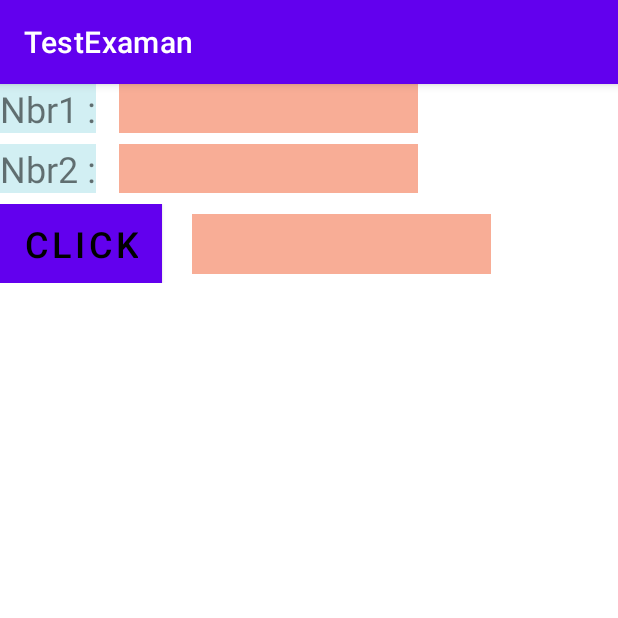
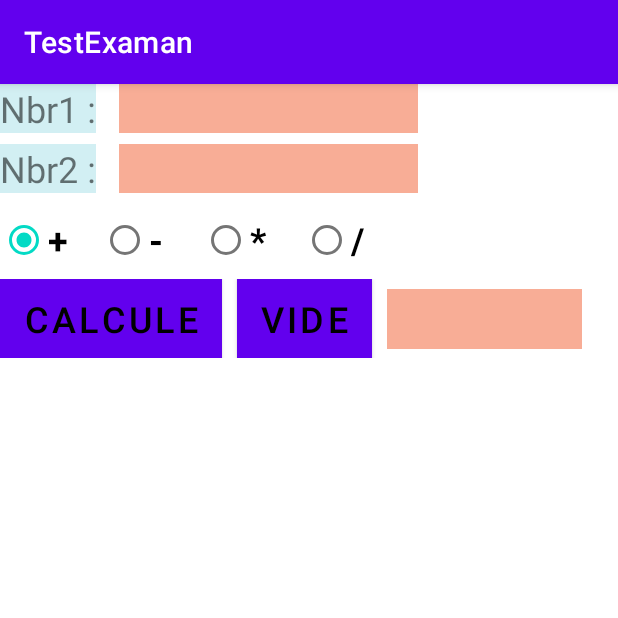
Before and after one commit to Montasser98/TestExaman, an Android app: the screen it shows after launch (MainActivity), on a phone screen of 412 x 824 dp, the top half of it. Run offline under Robolectric (Android 15) with nearby library versions, the phone set to English and light mode, and no system bars.

Commit message:
Les Calcules

```diff
--- a/app/src/main/res/layout/activity_main.xml
+++ b/app/src/main/res/layout/activity_main.xml
@@ -52,25 +52,80 @@
         android:layout_width="match_parent"
         android:layout_height="wrap_content"
         android:orientation="horizontal"
+        android:layout_marginTop="80dp">
+       <RadioGroup
+           android:layout_width="match_parent"
+           android:layout_height="wrap_content"
+           android:id="@+id/rg"
+           android:orientation="horizontal"
+           >
+           <RadioButton
+               style="@string/rd"
+               android:text="+"
+               android:textSize="24dp"
+               android:textStyle="bold"
+               android:checked="true"
+               android:layout_marginRight="19dp"
+               android:id="@+id/r1"/>
+           <RadioButton
+               style="@string/rd"
+               android:text="-"
+               android:textSize="24dp"
+               android:textStyle="bold"
+               android:layout_marginRight="19dp"
+               android:id="@+id/r2"/>
+           <RadioButton
+               style="@string/rd"
+               android:text="*"
+               android:textSize="24dp"
+               android:textStyle="bold"
+               android:layout_marginRight="19dp"
+               android:id="@+id/r3"/>
+           <RadioButton
+               style="@string/rd"
+               android:text="/"
+               android:textSize="24dp"
+               android:textStyle="bold"
+               android:layout_marginRight="19dp"
+               android:id="@+id/r4"/>
 
-        android:layout_marginTop="80dp">
+       </RadioGroup>
+
+
+
+    </LinearLayout>
+    <LinearLayout
+        android:layout_width="match_parent"
+        android:layout_height="wrap_content"
+        android:orientation="horizontal"
+
+        android:layout_marginTop="130dp">
         <Button
             android:layout_width="wrap_content"
             android:layout_height="wrap_content"
-
-            android:text="Click"
+            android:text="Calcule"
             android:textSize="24dp"
             android:background="#DD86EC"
             android:textColor="#000"
             android:id="@+id/b1"
             android:onClick="click"/>
+        <Button
+            android:layout_width="wrap_content"
+            android:layout_height="wrap_content"
+            android:text="Vide"
+            android:textSize="24dp"
+            android:background="#DD86EC"
+            android:layout_marginLeft="10dp"
+            android:textColor="#000"
+            android:id="@+id/b2"
+            android:onClick="vide"/>
 
         <EditText
-            android:layout_width="199dp"
+            android:layout_width="130dp"
             android:layout_height="40dp"
             android:background="#F8AD96"
             android:textSize="24dp"
-            android:layout_marginLeft="20dp"
+            android:layout_marginLeft="10dp"
             android:id="@+id/t3"/>
 
 
--- a/app/src/main/res/values/strings.xml
+++ b/app/src/main/res/values/strings.xml
@@ -1,3 +1,8 @@
 <resources>
     <string name="app_name">TestExaman</string>
+    <string name="rd">
+        android:layout_width="wrap_content"
+        android:layout_height="wrap_content"
+        android:layout_marginLeft="8dp"
+    </string>
 </resources>
```
Also changed, not shown: app/src/main/java/com/example/testexaman/MainActivity.java (+40 -4 lines).
